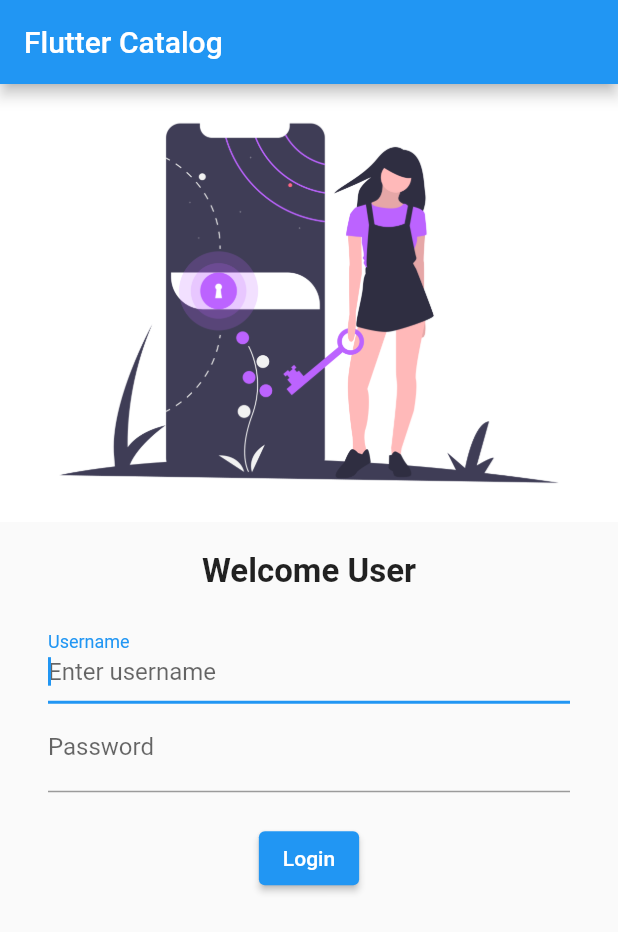
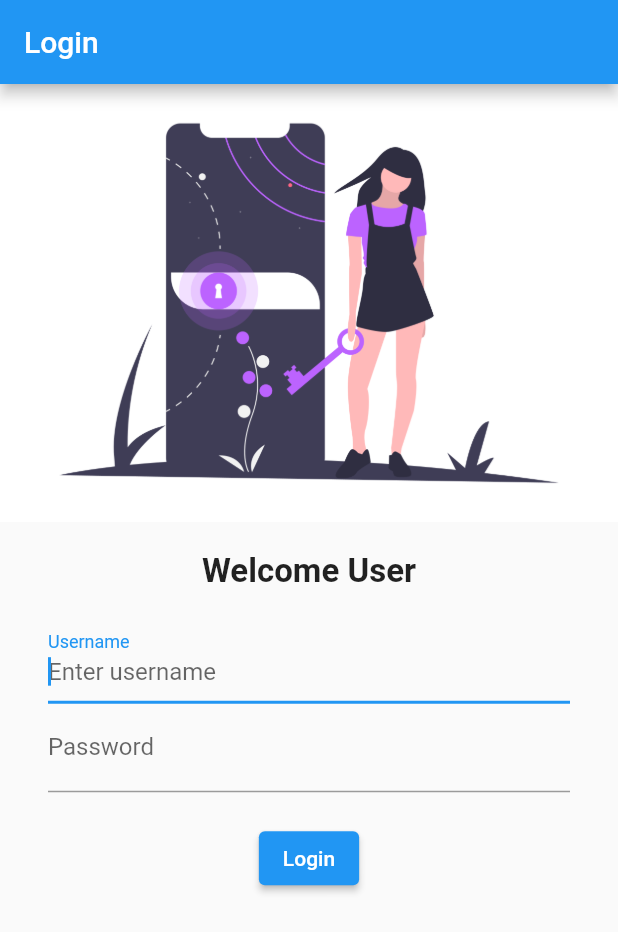
Before and after one commit to Mohitkoley/flutter_catalog, a Flutter app: the screen it shows after launch, on a phone screen of 412 x 824 dp. Shown: the top 932 px of the screen. Run offline on Flutter 3.47's test engine with Material 2 defaults, Android fonts, the phone set to English and light mode, and no system bars; our stand-ins replace google_fonts.

Commit message:
Changed appbar to login

```diff
--- a/lib/pages/login_page.dart
+++ b/lib/pages/login_page.dart
@@ -9,7 +9,7 @@ class LoginPage extends StatelessWidget {
       debugShowCheckedModeBanner: false,
       home: Scaffold(
         appBar: AppBar(
-          title: Text("Flutter Catalog"),
+          title: Text("Login"),
         ),
         body: SingleChildScrollView(
           child: Center(
```
